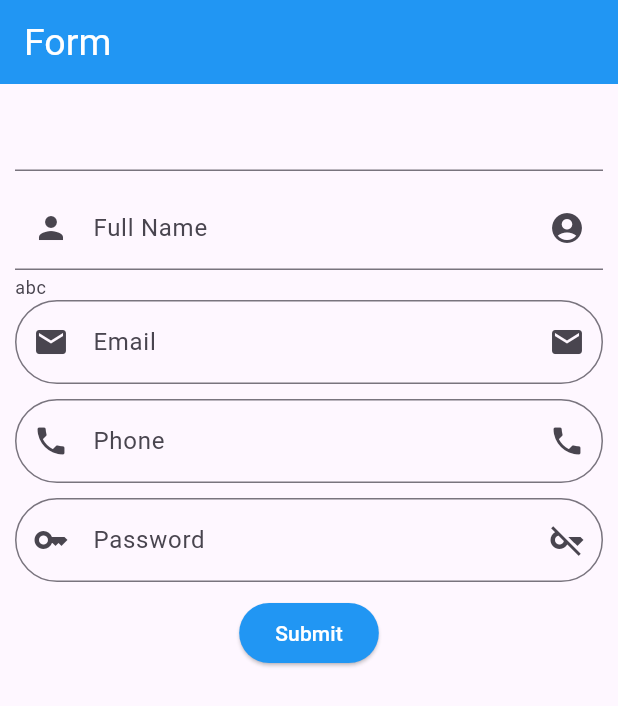
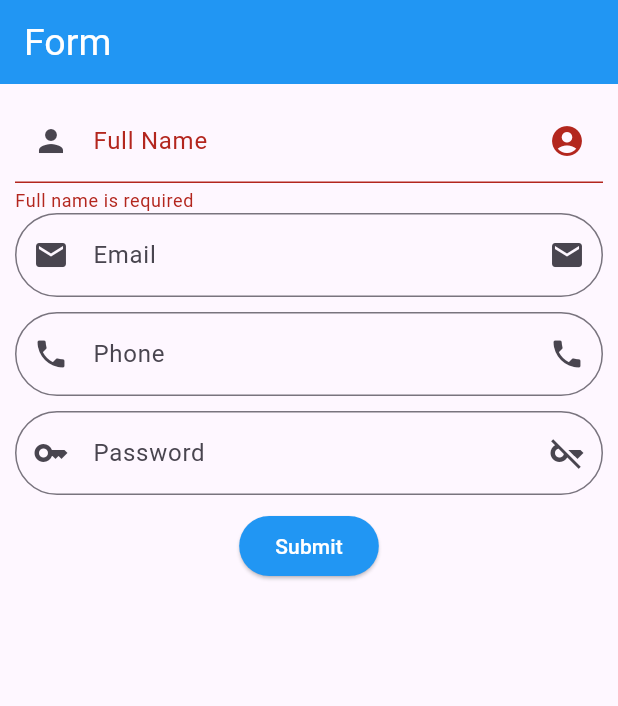
Before and after one commit to jishnugopalan/flutter_tutorial_part6_forms, a Flutter app: the screen it shows after launch, after a tap on "Submit", on a phone screen of 412 x 824 dp. Shown: the top 706 px of the screen. Run offline on Flutter 3.47's test engine with Material 3 defaults, Android fonts, the phone set to English and light mode, and no system bars.

Commit message:
validation commit

```diff
--- a/lib/main.dart
+++ b/lib/main.dart
@@ -51,8 +51,7 @@ class _FormPageState extends State<FormPage> {
             key: _formKey,
               child: Column(children: [
                 //simple text field
-                TextFormField(),
-                SizedBox(height: 10,),
+
                 TextFormField(
                   decoration: InputDecoration(
                     //setting lable
@@ -70,6 +69,19 @@ class _FormPageState extends State<FormPage> {
                   ),
                   //set keyboard type
                   keyboardType: TextInputType.name,
+                  validator: (value){
+                    if(value!.isEmpty){
+                      return "Full name is required";
+                    }
+                    else{
+                      String pattern=r'^[A-Za-z]+(?: [A-Za-z]+)?$';
+                      RegExp regex=RegExp(pattern);
+                      if(!regex.hasMatch(value)){
+                        return "Please enter a valid name";
+                      }
+                    }
+                    return null;
+                  },
                 ),
                 TextFormField(
                   decoration: InputDecoration(
@@ -124,7 +136,12 @@ class _FormPageState extends State<FormPage> {
                 ),
                 SizedBox(height: 10,),
                 ElevatedButton(
-                    onPressed: (){}, child: Text("Submit",style: TextStyle(color: Colors.white),),style: ElevatedButton.styleFrom(backgroundColor: Colors.blue,),)
+                    onPressed: (){
+                      if(_formKey.currentState!.validate()){
+                        print("Form validated");
+
+                      }
+                    }, child: Text("Submit",style: TextStyle(color: Colors.white),),style: ElevatedButton.styleFrom(backgroundColor: Colors.blue,),)
 
               ],))
         ],
```
